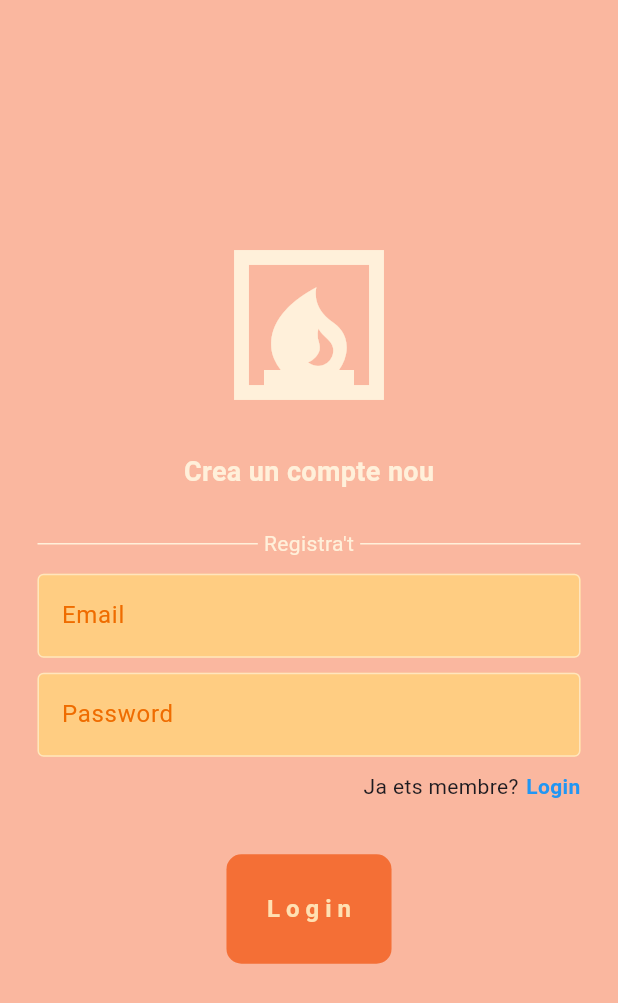
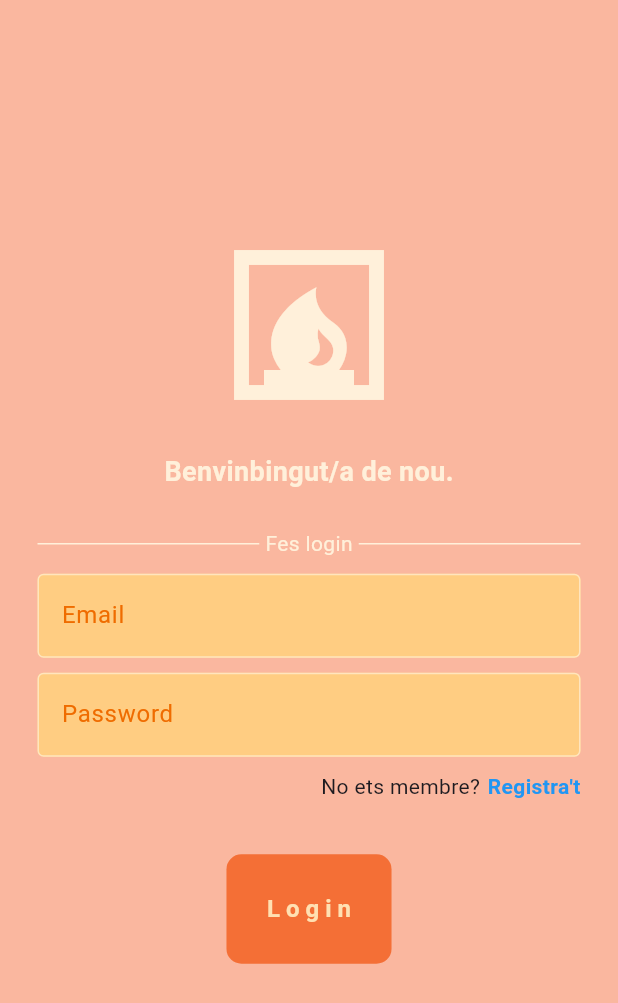
Before and after one commit to Velaskits/flutter_firabase, a Flutter app: the screen it shows after launch, on a phone screen of 412 x 824 dp. Shown: the top 1003 px of the screen. Run offline on Flutter 3.47's test engine with Material 3 defaults, Android fonts, the phone set to English and light mode, and no system bars; our stand-ins replace firebase_core; accounts and stored records are empty.

```diff
--- /dev/null
+++ b/lib/auth/login_o_registre.dart
@@ -0,0 +1,32 @@
+import 'package:flutter/material.dart';
+import 'package:flutter_firabase/paginas/pagina_login.dart';
+import 'package:flutter_firabase/paginas/pagina_registre.dart';
+
+class LoginORegistre extends StatefulWidget {
+  const LoginORegistre({super.key});
+
+  @override
+  State<LoginORegistre> createState() => _LoginORegistreState();
+}
+
+class _LoginORegistreState extends State<LoginORegistre> {
+
+  bool mostraPaginaLogin = true;
+
+  void intercambiaPagineesLoginRegistre(){
+    setState(() {
+      mostraPaginaLogin = !mostraPaginaLogin;
+    });
+
+  }
+
+  @override
+  Widget build(BuildContext context) {
+
+    if (mostraPaginaLogin) {
+      return PaginaLogin(alFerClic: intercambiaPagineesLoginRegistre,);
+    } else {
+      return PaginaRegistre(alFerClic: intercambiaPagineesLoginRegistre,);
+    }
+  }
+}
--- a/lib/components/boto_auth.dart
+++ b/lib/components/boto_auth.dart
@@ -24,7 +24,7 @@ class BotoAuth extends StatelessWidget {
           borderRadius: BorderRadiusDirectional.circular(10),
         ),
         child: Text(
-          "Login",
+          text,
           style: TextStyle(
             color: Colors.orange[100],
             fontWeight: FontWeight.bold,
--- a/lib/main.dart
+++ b/lib/main.dart
@@ -1,5 +1,6 @@
 import 'package:firebase_core/firebase_core.dart';
 import 'package:flutter/material.dart';
+import 'package:flutter_firabase/auth/login_o_registre.dart';
 import 'package:flutter_firabase/firebase_options.dart';
 import 'package:flutter_firabase/paginas/pagina_login.dart';
 import 'package:flutter_firabase/paginas/pagina_registre.dart';
@@ -22,7 +23,7 @@ class MainApp extends StatelessWidget {
   Widget build(BuildContext context) {
     return const MaterialApp(
       debugShowCheckedModeBanner: false,
-      home: PaginaRegistre(),
+      home: LoginORegistre(),
     );
   }
 }
--- a/lib/paginas/pagina_login.dart
+++ b/lib/paginas/pagina_login.dart
@@ -1,9 +1,16 @@
 import 'package:flutter/material.dart';
+import 'package:flutter_firabase/auth/login_o_registre.dart';
 import 'package:flutter_firabase/components/boto_auth.dart';
 import 'package:flutter_firabase/components/textfield_auth.dart';
 
 class PaginaLogin extends StatefulWidget {
-  const PaginaLogin({super.key});
+
+  final void Function() alFerClic;
+
+  const PaginaLogin({
+    super.key,
+    required this.alFerClic
+  });
 
   @override
   State<PaginaLogin> createState() => _MyWidgetState();
@@ -124,7 +131,7 @@ class _MyWidgetState extends State<PaginaLogin> {
                           width: 5,
                         ),
                         GestureDetector(
-                          onTap: () {},
+                          onTap: widget.alFerClic,
                           child: const Text(
                             "Registra't",
                             style: TextStyle(
```
Also changed, not shown: lib/paginas/pagina_registre.dart (+12 -10 lines).
